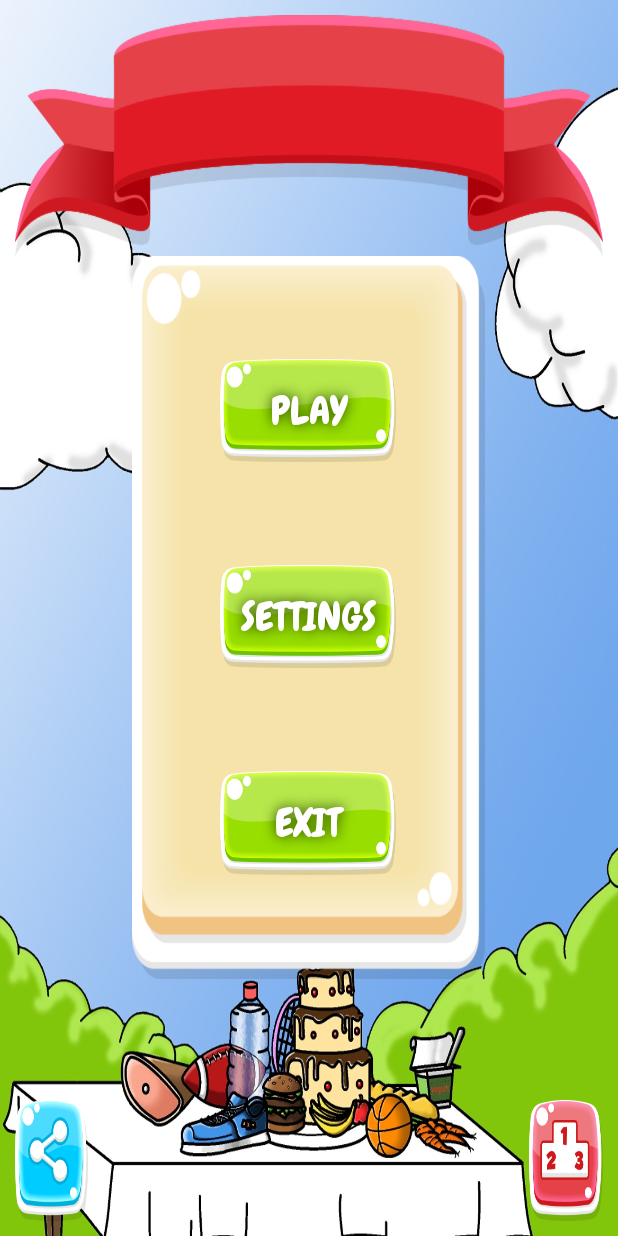
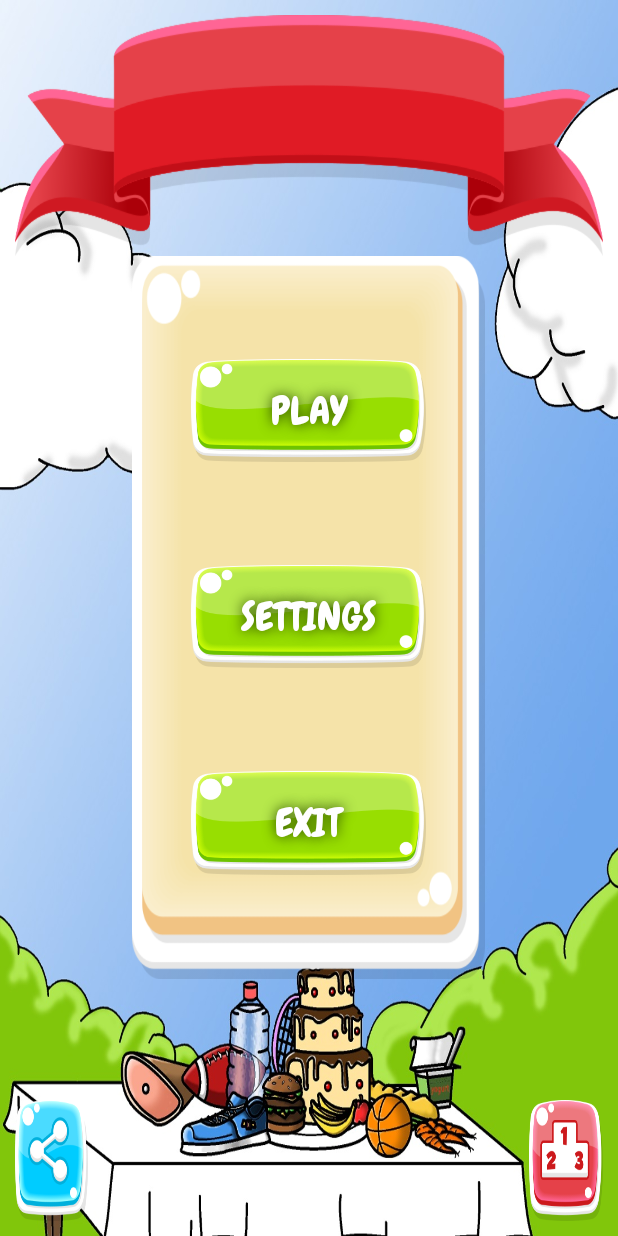
Before and after one commit to AlbertoC92/Mens-Fervida-Project, an Android app: the screen it shows after launch (MenuPrincipal), on a phone screen of 412 x 824 dp. Run offline under Robolectric (Android 15) with nearby library versions, the phone set to English and light mode, and no system bars.

Commit message:
Cambiado el editext

```diff
--- a/app/src/main/res/layout/activity_menu_principal.xml
+++ b/app/src/main/res/layout/activity_menu_principal.xml
@@ -48,7 +48,7 @@
                 android:layout_width="match_parent"
                 android:layout_height="0dp"
                 android:layout_weight="1"
-                android:weightSum="2"
+                android:weightSum="3"
                 android:gravity="center_horizontal">
 
                 <Button
@@ -56,7 +56,7 @@
                     android:layout_width="0dp"
                     android:layout_height="match_parent"
                     android:id="@+id/bt_jugar"
-                    android:layout_weight="1"
+                    android:layout_weight="2"
                     android:background="@drawable/boton"
                     android:textSize="@dimen/tamano_texto_boton"
                     android:textColor="@android:color/background_light"
@@ -76,7 +76,7 @@
                 android:layout_width="match_parent"
                 android:layout_height="0dp"
                 android:layout_weight="1"
-                android:weightSum="2"
+                android:weightSum="3"
                 android:gravity="center_horizontal"
                 >
 
@@ -85,7 +85,7 @@
                     android:layout_width="0dp"
                     android:layout_height="match_parent"
                     android:id="@+id/bt_opciones"
-                    android:layout_weight="1"
+                    android:layout_weight="2"
                     android:background="@drawable/boton"
                     android:textSize="@dimen/tamano_texto_boton"
                     android:textColor="@android:color/background_light"
@@ -105,7 +105,7 @@
                 android:layout_width="match_parent"
                 android:layout_height="0dp"
                 android:layout_weight="1"
-                android:weightSum="2"
+                android:weightSum="3"
                 android:gravity="center_horizontal">
 
                 <Button
@@ -113,7 +113,7 @@
                     android:layout_width="0dp"
                     android:layout_height="match_parent"
                     android:id="@+id/bt_salir"
-                    android:layout_weight="1"
+                    android:layout_weight="2"
                     android:background="@drawable/boton"
                     android:textSize="@dimen/tamano_texto_boton"
                     android:textColor="@android:color/background_light"
--- a/app/src/main/res/layout/layout_dialog_inicio.xml
+++ b/app/src/main/res/layout/layout_dialog_inicio.xml
@@ -29,14 +29,10 @@
                 android:id="@+id/button1"
                 android:layout_weight="1"
                 android:background="@drawable/boton" />
-        </LinearLayout>
 
-    <Space
-            android:layout_width="match_parent"
-            android:layout_height="0dp"
-            android:layout_weight="1" />
+    </LinearLayout>
 
-        <LinearLayout
+    <LinearLayout
             android:orientation="horizontal"
             android:layout_width="match_parent"
             android:layout_height="0dp"
--- a/app/src/main/res/values/styles.xml
+++ b/app/src/main/res/values/styles.xml
@@ -6,6 +6,7 @@
         <item name="colorPrimary">@color/colorPrimary</item>
         <item name="colorPrimaryDark">@color/colorPrimaryDark</item>
         <item name="colorAccent">@color/colorAccent</item>
+        <item name="editTextBackground">@drawable/campo_texto</item>
     </style>
 
 </resources>
```
Also changed, not shown: app/src/main/res/drawable/campo_texto.png (added).
